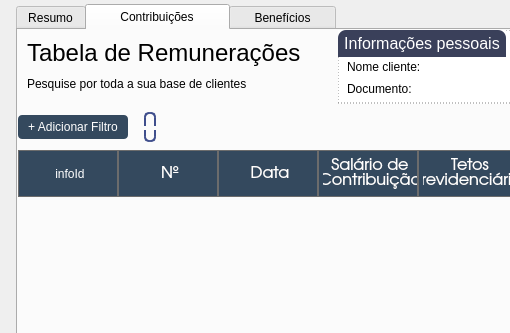
Qt form Design/UI/tabResumoCNIS.ui (newprev/PrevCliente) before a commit; both pictures show x 0 to 510 and y 0 to 333 of the 1167 by 764 pixel window.
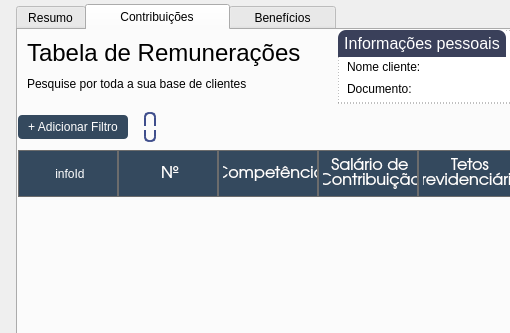
The same form after that commit. The open tabs and pages were chosen to show the change. Icons and pictures are not drawn.

```diff
--- a/Design/UI/tabResumoCNIS.ui
+++ b/Design/UI/tabResumoCNIS.ui
@@ -1056,7 +1056,7 @@
          </column>
          <column>
           <property name="text">
-           <string>Data</string>
+           <string>Competência</string>
           </property>
           <property name="font">
            <font>
@@ -1127,6 +1127,9 @@
           </property>
          </column>
          <item row="0" column="6">
+          <property name="text">
+           <string/>
+          </property>
           <property name="textAlignment">
            <set>AlignCenter</set>
           </property>
```
